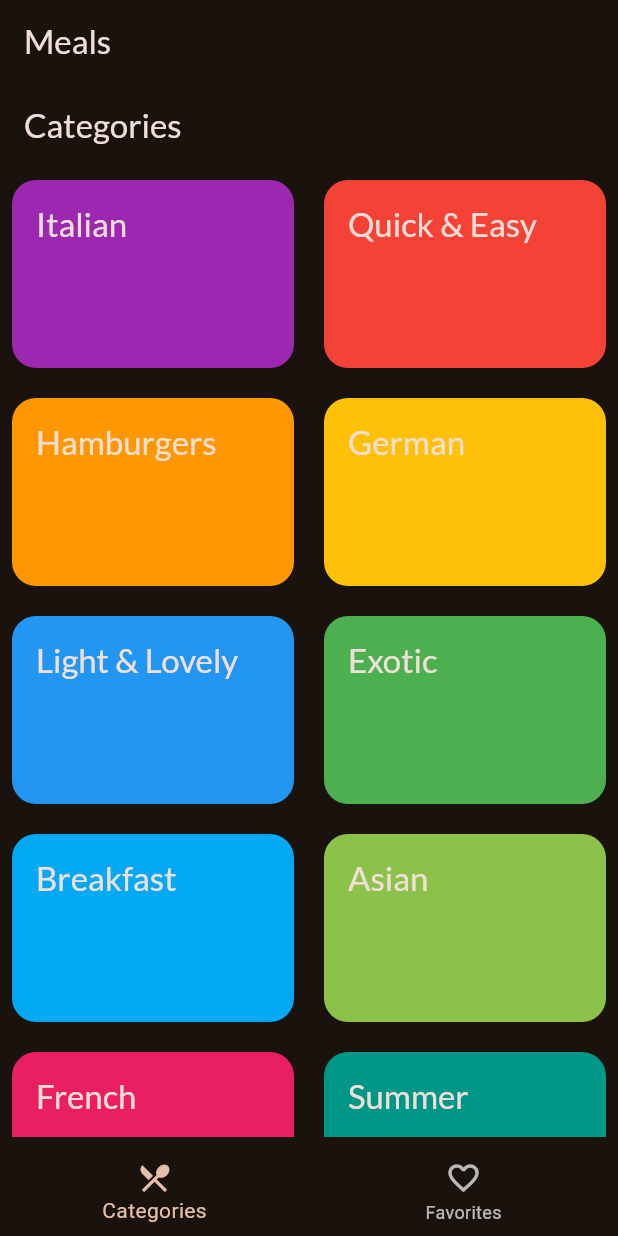
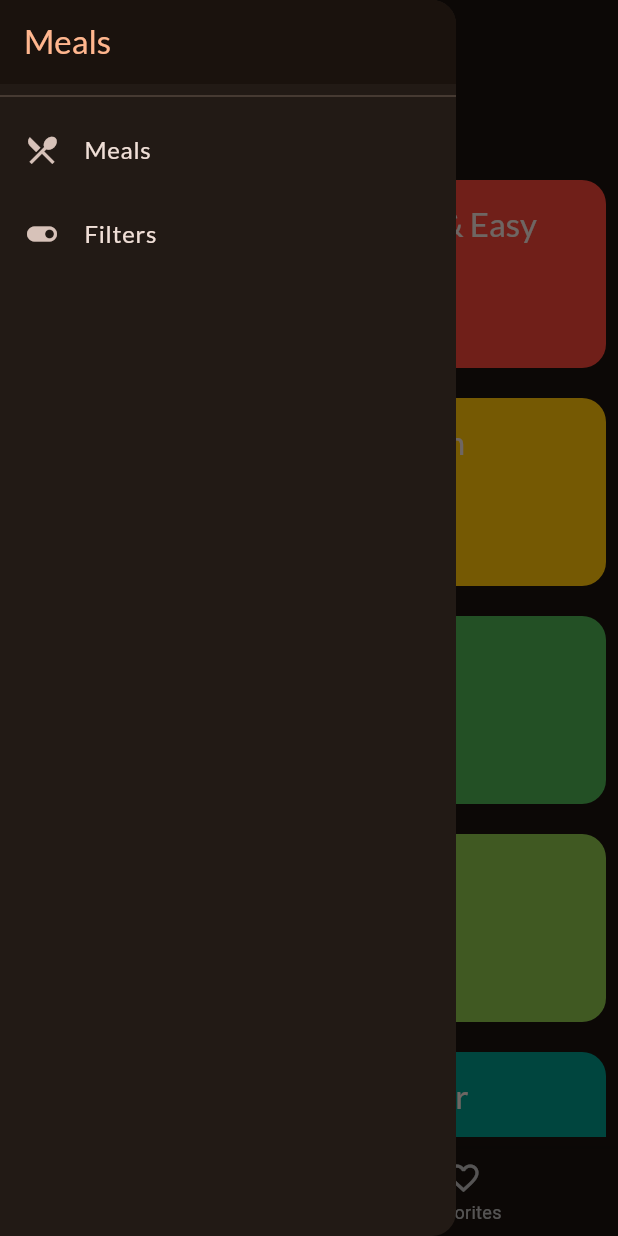
Before and after one commit to MohammadKanaan/flutter_meals, a Flutter app: the screen it shows after launch, with the side drawer open (before the commit the screen has no drawer), on a phone screen of 412 x 824 dp. Run offline on Flutter 3.47's test engine with Material 3 defaults, Android fonts, the phone set to English and light mode, and no system bars; our stand-ins replace flutter_hooks, google_fonts, hooks_riverpod, transparent_image.

```diff
--- a/lib/main.dart
+++ b/lib/main.dart
@@ -2,7 +2,6 @@ import 'package:flutter/material.dart';
 
 import 'package:google_fonts/google_fonts.dart';
 import 'package:hooks_riverpod/hooks_riverpod.dart';
-import 'package:meals/screens/categories_screen.dart';
 import 'package:meals/screens/tabs.dart';
 
 final kColorScheme = ColorScheme.fromSeed(
--- a/lib/screens/tabs.dart
+++ b/lib/screens/tabs.dart
@@ -1,8 +1,10 @@
 import 'package:flutter/material.dart';
 import 'package:flutter_hooks/flutter_hooks.dart';
 import 'package:hooks_riverpod/hooks_riverpod.dart';
+import 'package:meals/providers.dart';
 import 'package:meals/screens/categories_screen.dart';
 import 'package:meals/screens/favorites_screen.dart';
+import 'package:meals/widgets/custom_drawer.dart';
 
 class Tabs extends HookConsumerWidget {
   const Tabs({super.key});
@@ -10,10 +12,10 @@ class Tabs extends HookConsumerWidget {
   @override
   Widget build(BuildContext context, WidgetRef ref) {
     Widget activePage = const CategoriesScreen();
-    var selectedPageIndex = useState(0);
+    var selectedPageIndex = ref.watch(activeScreenProvider);
     var activePageTitle = useState('Categories');
 
-    if (selectedPageIndex.value == 1) {
+    if (selectedPageIndex == 1) {
       activePage = const FavoritesScreen();
       activePageTitle.value = 'Favorites';
     }
@@ -22,21 +24,24 @@ class Tabs extends HookConsumerWidget {
       appBar: AppBar(
         title: const Text('Meals'),
       ),
+      drawer: const Drawer(
+        child: CustomDrawer(),
+      ),
       body: activePage,
       bottomNavigationBar: BottomNavigationBar(
-        currentIndex: selectedPageIndex.value,
+        currentIndex: selectedPageIndex,
         selectedFontSize: 14,
         onTap: (index) {
-          selectedPageIndex.value = index;
+          ref.read(activeScreenProvider.notifier).setActiveScreen(index);
         },
         items: [
           BottomNavigationBarItem(
-              icon: selectedPageIndex.value == 0
+              icon: selectedPageIndex == 0
                   ? const Icon(Icons.restaurant_menu)
                   : const Icon(Icons.restaurant_menu_rounded),
-              label: 'Categories'),
+              label: 'Meals'),
           BottomNavigationBarItem(
-              icon: selectedPageIndex.value == 1
+              icon: selectedPageIndex == 1
                   ? const Icon(Icons.favorite)
                   : const Icon(Icons.favorite_border_outlined),
               label: 'Favorites'),
--- /dev/null
+++ b/lib/widgets/custom_drawer.dart
@@ -0,0 +1,46 @@
+import 'package:flutter/material.dart';
+import 'package:hooks_riverpod/hooks_riverpod.dart';
+import 'package:meals/providers.dart';
+import 'package:meals/screens/filters_screen.dart';
+
+class CustomDrawer extends HookConsumerWidget {
+  const CustomDrawer({super.key});
+
+  @override
+  Widget build(BuildContext context, WidgetRef ref) {
+    return Column(
+      children: [
+        AppBar(
+          title: Text(
+            'Meals',
+            style: Theme.of(context).textTheme.titleLarge!.copyWith(
+                  color: Theme.of(context).colorScheme.primary,
+                ),
+          ),
+          automaticallyImplyLeading: false,
+        ),
+        const Divider(),
+        ListTile(
+          leading: const Icon(Icons.restaurant_menu),
+          title: const Text('Meals'),
+          onTap: () {
+            ref.read(activeScreenProvider.notifier).setActiveScreen(0);
+            Navigator.of(context).pop();
+          },
+        ),
+        ListTile(
+          leading: const Icon(Icons.toggle_on),
+          title: const Text('Filters'),
+          onTap: () {
+            Navigator.of(context).pop();
+            Navigator.of(context).push(
+              MaterialPageRoute(
+                builder: (context) => const FiltersScreen(),
+              ),
+            );
+          },
+        ),
+      ],
+    );
+  }
+}
```
Also changed, not shown: lib/models/filter.dart (added, +27 -0 lines), lib/providers.dart (+46 -0 lines), lib/screens/filters_screen.dart (added, +82 -0 lines), lib/screens/meals_screen.dart (+22 -3 lines).
